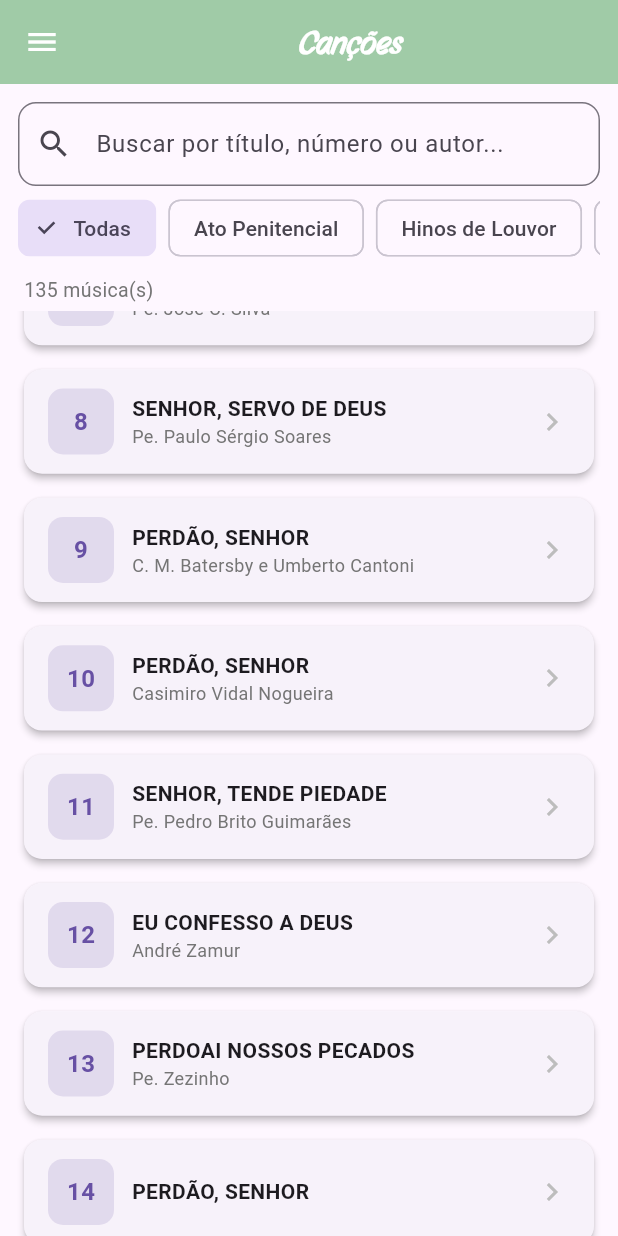
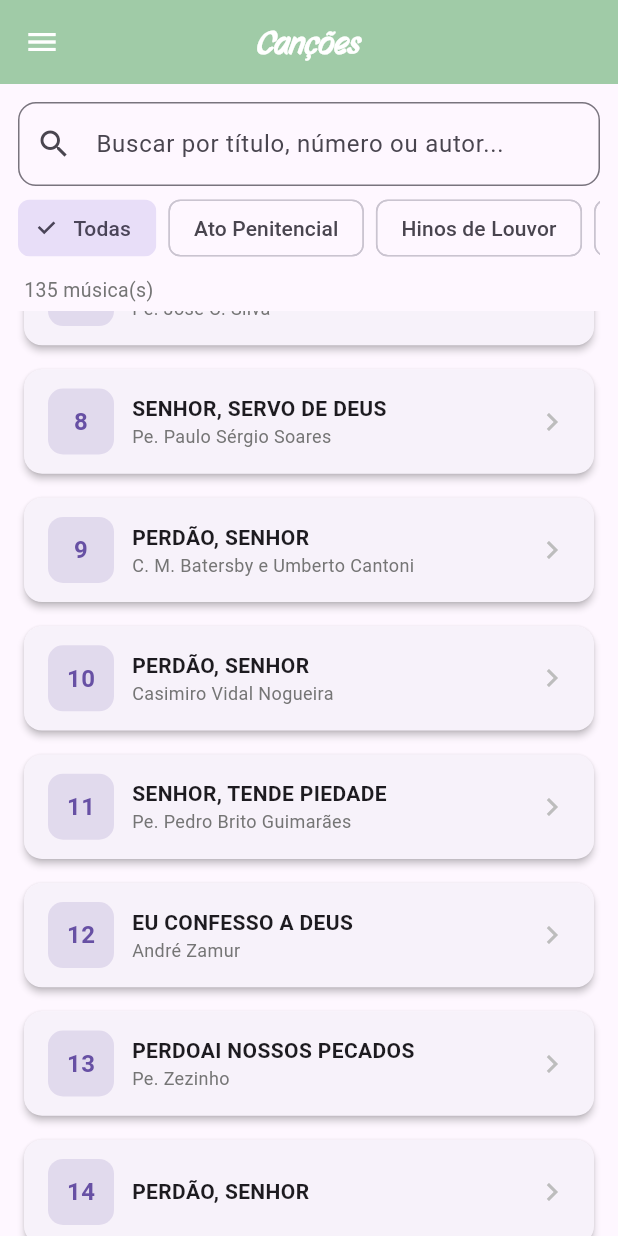
Before and after one commit to Thallanar/liturgia_diaria, a Flutter app: the CancoesPage screen opened directly, scrolled down 576 dp, on a phone screen of 412 x 824 dp. Run offline on Flutter 3.47's test engine with Material 3 defaults, Android fonts, the phone set to English and light mode, and no system bars; our stand-ins replace cached_network_image, font_awesome_flutter; network calls fail.

Commit message:
Centralizado o título da AppBar

```diff
--- a/lib/interface/appbar/appbar.dart
+++ b/lib/interface/appbar/appbar.dart
@@ -16,8 +16,8 @@ AppBar customAppBar(BuildContext context, String title, {bool haveDrawer = true}
             ),
           )
         : null,
-    title: Center(
-      child: Text(
+    centerTitle: true,
+    title: Text(
       title,
       style: TextStyle(
         color:
@@ -28,7 +28,11 @@ AppBar customAppBar(BuildContext context, String title, {bool haveDrawer = true}
         fontWeight: FontWeight.bold
       ),
     ),
-    ),
+    actions: haveDrawer
+        ? [
+            SizedBox(width: 48), // Mesmo tamanho do leading para balancear
+          ]
+        : null,
     backgroundColor:
         MediaQuery.of(context).platformBrightness == Brightness.dark
             ? Colors.blue[200]
```
Lines whose indentation alone changed are shown as unchanged.
